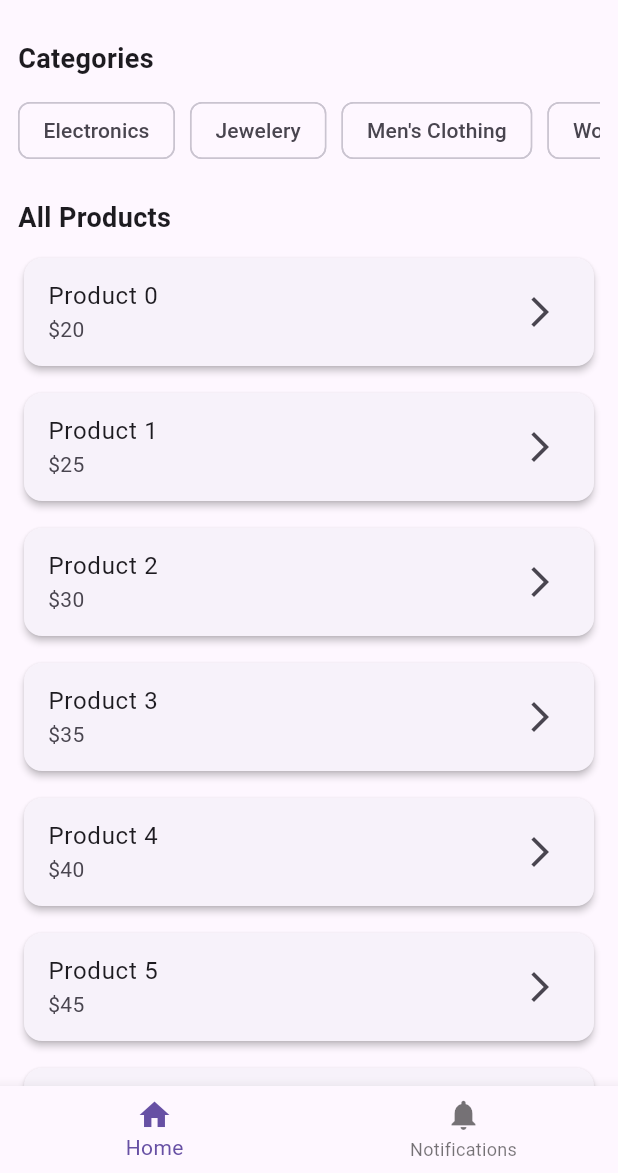
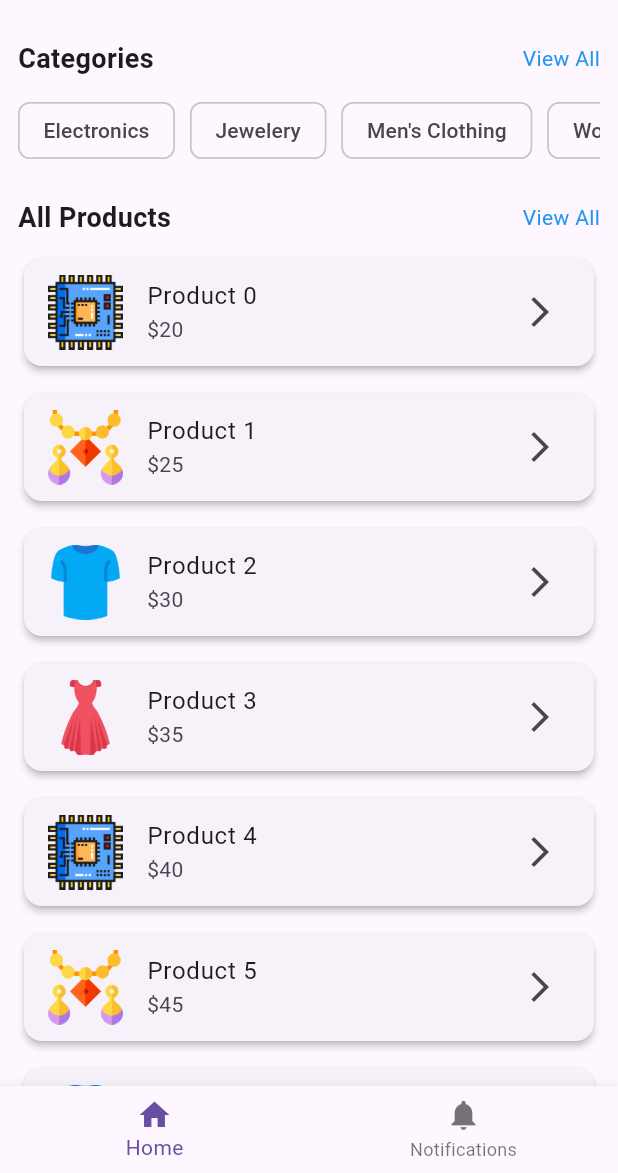
Before and after one commit to SahibAbbas123/digi_shop, a Flutter app: the screen it shows after launch, on a phone screen of 412 x 824 dp, the part 63-1236 px from its top. Run offline on Flutter 3.47's test engine with Material 3 defaults, Android fonts, the phone set to English and light mode, and no system bars; our stand-ins replace get.

Commit message:
Added images to product as leadings and view all buttons to home page

```diff
--- a/lib/app/modules/home/controllers/home_controller.dart
+++ b/lib/app/modules/home/controllers/home_controller.dart
@@ -7,15 +7,30 @@ class HomeController extends GetxController {
     selectedIndex.value = index;
   }
 
-  // Static dummy categories
-  final categories = ['Electronics', 'Jewelery', "Men's Clothing", "Women's Clothing"];
+  final categories = [
+    'Electronics',
+    'Jewelery',
+    "Men's Clothing",
+    "Women's Clothing"
+  ];
 
-  // Static dummy products
-  final products = List.generate(
-    10,
-    (index) => {
+  final productImages = [
+    'assets/images/electronics.png',
+    'assets/images/jewelery.png',
+    'assets/images/mens_clothing.png',
+    'assets/images/womens_clothing.png',
+  ];
+
+  final products = List.generate(10, (index) {
+    return {
       'title': 'Product $index',
       'price': '\$${(20 + index * 5)}',
-    },
-  );
+      'image': [
+        'assets/images/electronics.png',
+        'assets/images/jewelery.png',
+        'assets/images/mens_clothing.png',
+        'assets/images/womens_clothing.png',
+      ][index % 4],
+    };
+  });
 }
--- a/lib/app/modules/home/views/home_view.dart
+++ b/lib/app/modules/home/views/home_view.dart
@@ -22,23 +22,41 @@ class HomeView extends GetView<HomeController> {
                   child: Column(
                     crossAxisAlignment: CrossAxisAlignment.start,
                     children: [
-                      const Text('Categories', style: TextStyle(fontSize: 18, fontWeight: FontWeight.bold)),
+                      Row(
+                        mainAxisAlignment: MainAxisAlignment.spaceBetween,
+                        children: const [
+                          Text('Categories',
+                              style: TextStyle(
+                                  fontSize: 18, fontWeight: FontWeight.bold)),
+                          Text('View All',
+                              style: TextStyle(color: Colors.blue)),
+                        ],
+                      ),
                       const SizedBox(height: 10),
                       SizedBox(
                         height: 50,
                         child: ListView.separated(
                           scrollDirection: Axis.horizontal,
                           itemCount: controller.categories.length,
-                          separatorBuilder: (_, __) => const SizedBox(width: 10),
+                          separatorBuilder: (_, __) =>
+                              const SizedBox(width: 10),
                           itemBuilder: (context, index) {
                             return Chip(
-                              label: Text(controller.categories[index]),
-                            );
+                                label: Text(controller.categories[index]));
                           },
                         ),
                       ),
                       const SizedBox(height: 20),
-                      const Text('All Products', style: TextStyle(fontSize: 18, fontWeight: FontWeight.bold)),
+                      Row(
+                        mainAxisAlignment: MainAxisAlignment.spaceBetween,
+                        children: const [
+                          Text('All Products',
+                              style: TextStyle(
+                                  fontSize: 18, fontWeight: FontWeight.bold)),
+                          Text('View All',
+                              style: TextStyle(color: Colors.blue)),
+                        ],
+                      ),
                       const SizedBox(height: 10),
                       ListView.separated(
                         physics: const NeverScrollableScrollPhysics(),
@@ -50,6 +68,12 @@ class HomeView extends GetView<HomeController> {
                           return Card(
                             elevation: 2,
                             child: ListTile(
+                              leading: Image.asset(
+                                product['image']!,
+                                width: 50,
+                                height: 50,
+                                fit: BoxFit.cover,
+                              ),
                               title: Text(product['title']!),
                               subtitle: Text(product['price']!),
                               trailing: const Icon(Icons.arrow_forward_ios),
@@ -66,7 +90,8 @@ class HomeView extends GetView<HomeController> {
             onTap: controller.changeTabIndex,
             items: const [
               BottomNavigationBarItem(icon: Icon(Icons.home), label: 'Home'),
-              BottomNavigationBarItem(icon: Icon(Icons.notifications), label: 'Notifications'),
+              BottomNavigationBarItem(
+                  icon: Icon(Icons.notifications), label: 'Notifications'),
             ],
           ),
         ));
--- a/pubspec.yaml
+++ b/pubspec.yaml
@@ -63,7 +63,11 @@ flutter:
   # assets:
   #   - images/a_dot_burr.jpeg
   #   - images/a_dot_ham.jpeg
-
+  assets:
+    - assets/images/electronics.png
+    - assets/images/jewelery.png
+    - assets/images/mens_clothing.png
+    - assets/images/womens_clothing.png
   # An image asset can refer to one or more resolution-specific "variants", see
   # https://flutter.dev/to/resolution-aware-images
 
```
Also changed, not shown: assets/images/electronics.png (added), assets/images/jewelery.png (added), assets/images/mens_clothing.png (added), assets/images/womens_clothing.png (added).
